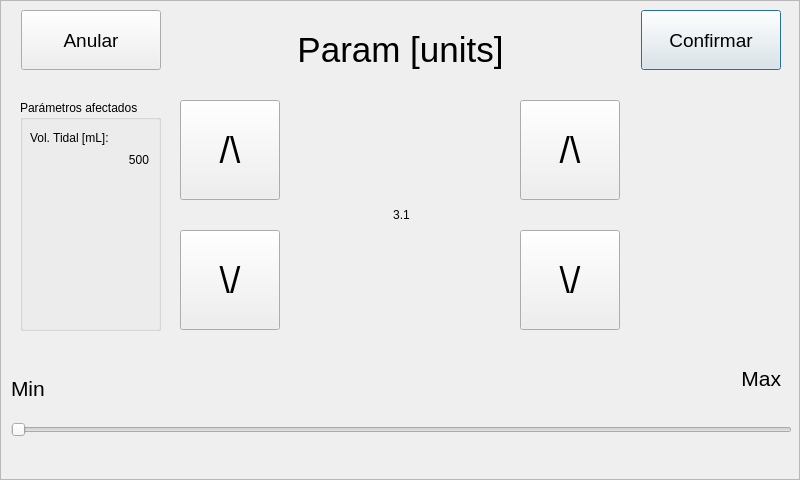
First picture: the form in param_set.ui, repository ddiaz-yx/respiface, before the edit.
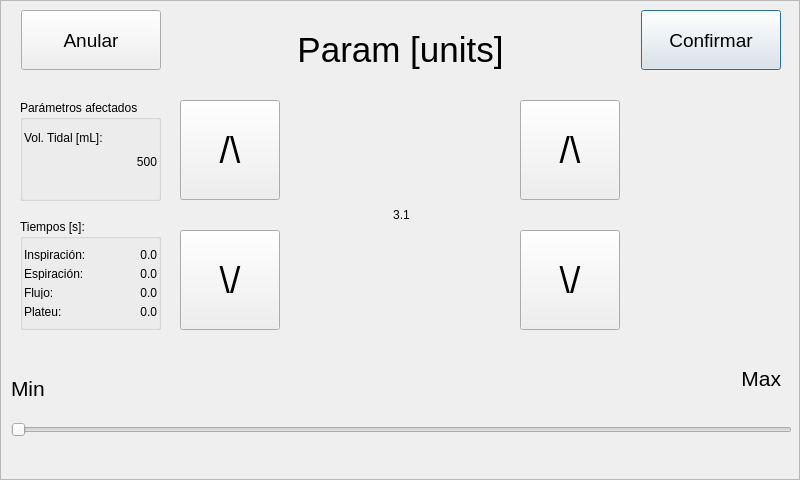
Second picture: the form after the edit.

Commit message: When modifying timing related parameters, show how inhalation, exhalation, flow and plateu times are affected

Diff of the .ui file:
```diff
--- a/param_set.ui
+++ b/param_set.ui
@@ -303,7 +303,7 @@
       <x>20</x>
       <y>100</y>
       <width>141</width>
-      <height>231</height>
+      <height>101</height>
      </rect>
     </property>
     <property name="font">
@@ -314,45 +314,169 @@
     <property name="title">
      <string>Parámetros afectados</string>
     </property>
-    <widget class="QLabel" name="lbl_aff_param_name_1">
-     <property name="geometry">
-      <rect>
-       <x>10</x>
-       <y>30</y>
-       <width>121</width>
-       <height>16</height>
-      </rect>
+    <layout class="QVBoxLayout" name="verticalLayout">
+     <property name="spacing">
+      <number>0</number>
      </property>
-     <property name="font">
-      <font>
-       <pointsize>9</pointsize>
-      </font>
+     <property name="leftMargin">
+      <number>1</number>
      </property>
-     <property name="text">
-      <string>Vol. Tidal [mL]:</string>
+     <property name="topMargin">
+      <number>1</number>
      </property>
-    </widget>
-    <widget class="QLabel" name="lbl_aff_param_value_1">
-     <property name="geometry">
-      <rect>
-       <x>8</x>
-       <y>50</y>
-       <width>121</width>
-       <height>20</height>
-      </rect>
+     <property name="rightMargin">
+      <number>1</number>
      </property>
-     <property name="font">
-      <font>
-       <pointsize>9</pointsize>
-      </font>
+     <property name="bottomMargin">
+      <number>10</number>
      </property>
-     <property name="text">
-      <string>500</string>
+     <item>
+      <widget class="QLabel" name="lbl_aff_param_name_1">
+       <property name="font">
+        <font>
+         <pointsize>9</pointsize>
+        </font>
+       </property>
+       <property name="text">
+        <string>Vol. Tidal [mL]:</string>
+       </property>
+      </widget>
+     </item>
+     <item>
+      <widget class="QLabel" name="lbl_aff_param_value_1">
+       <property name="font">
+        <font>
+         <pointsize>9</pointsize>
+        </font>
+       </property>
+       <property name="text">
+        <string>500</string>
+       </property>
+       <property name="alignment">
+        <set>Qt::AlignRight|Qt::AlignTop|Qt::AlignTrailing</set>
+       </property>
+      </widget>
+     </item>
+    </layout>
+   </widget>
+   <widget class="QGroupBox" name="grp_times">
+    <property name="geometry">
+     <rect>
+      <x>20</x>
+      <y>219</y>
+      <width>141</width>
+      <height>111</height>
+     </rect>
+    </property>
+    <property name="font">
+     <font>
+      <pointsize>9</pointsize>
+     </font>
+    </property>
+    <property name="title">
+     <string>Tiempos [s]:</string>
+    </property>
+    <layout class="QGridLayout" name="gridLayout">
+     <property name="leftMargin">
+      <number>1</number>
      </property>
-     <property name="alignment">
-      <set>Qt::AlignRight|Qt::AlignTrailing|Qt::AlignVCenter</set>
+     <property name="rightMargin">
+      <number>1</number>
      </property>
-    </widget>
+     <item row="1" column="0">
+      <widget class="QLabel" name="label_2">
+       <property name="font">
+        <font>
+         <pointsize>9</pointsize>
+        </font>
+       </property>
+       <property name="text">
+        <string>Espiración:</string>
+       </property>
+      </widget>
+     </item>
+     <item row="0" column="0">
+      <widget class="QLabel" name="label">
+       <property name="font">
+        <font>
+         <pointsize>9</pointsize>
+        </font>
+       </property>
+       <property name="text">
+        <string>Inspiración:</string>
+       </property>
+      </widget>
+     </item>
+     <item row="0" column="1">
+      <widget class="QLabel" name="lbl_it">
+       <property name="font">
+        <font>
+         <pointsize>9</pointsize>
+        </font>
+       </property>
+       <property name="text">
+        <string>0.0</string>
+       </property>
+       <property name="alignment">
+        <set>Qt::AlignRight|Qt::AlignTrailing|Qt::AlignVCenter</set>
+       </property>
+      </widget>
+     </item>
+     <item row="1" column="1">
+      <widget class="QLabel" name="lbl_et">
+       <property name="font">
+        <font>
+         <pointsize>9</pointsize>
+        </font>
+       </property>
+       <property name="text">
+        <string>0.0</string>
+       </property>
+       <property name="alignment">
+        <set>Qt::AlignRight|Qt::AlignTrailing|Qt::AlignVCenter</set>
+       </property>
+      </widget>
+     </item>
+     <item row="3" column="0">
+      <widget class="QLabel" name="lbl_ptt_title">
+       <property name="text">
+        <string>Plateu:</string>
+       </property>
+      </widget>
+     </item>
+     <item row="3" column="1">
+      <widget class="QLabel" name="lbl_ptt">
+       <property name="text">
+        <string>0.0</string>
+       </property>
+       <property name="alignment">
+        <set>Qt::AlignRight|Qt::AlignTrailing|Qt::AlignVCenter</set>
+       </property>
+      </widget>
+     </item>
+     <item row="2" column="0">
+      <widget class="QLabel" name="lbl_flowt_title">
+       <property name="text">
+        <string>Flujo:</string>
+       </property>
+      </widget>
+     </item>
+     <item row="2" column="1">
+      <widget class="QLabel" name="lbl_flowt">
+       <property name="font">
+        <font>
+         <pointsize>9</pointsize>
+        </font>
+       </property>
+       <property name="text">
+        <string>0.0</string>
+       </property>
+       <property name="alignment">
+        <set>Qt::AlignRight|Qt::AlignTrailing|Qt::AlignVCenter</set>
+       </property>
+      </widget>
+     </item>
+    </layout>
    </widget>
   </widget>
  </widget>
```
The commit also changes 7 other files.
